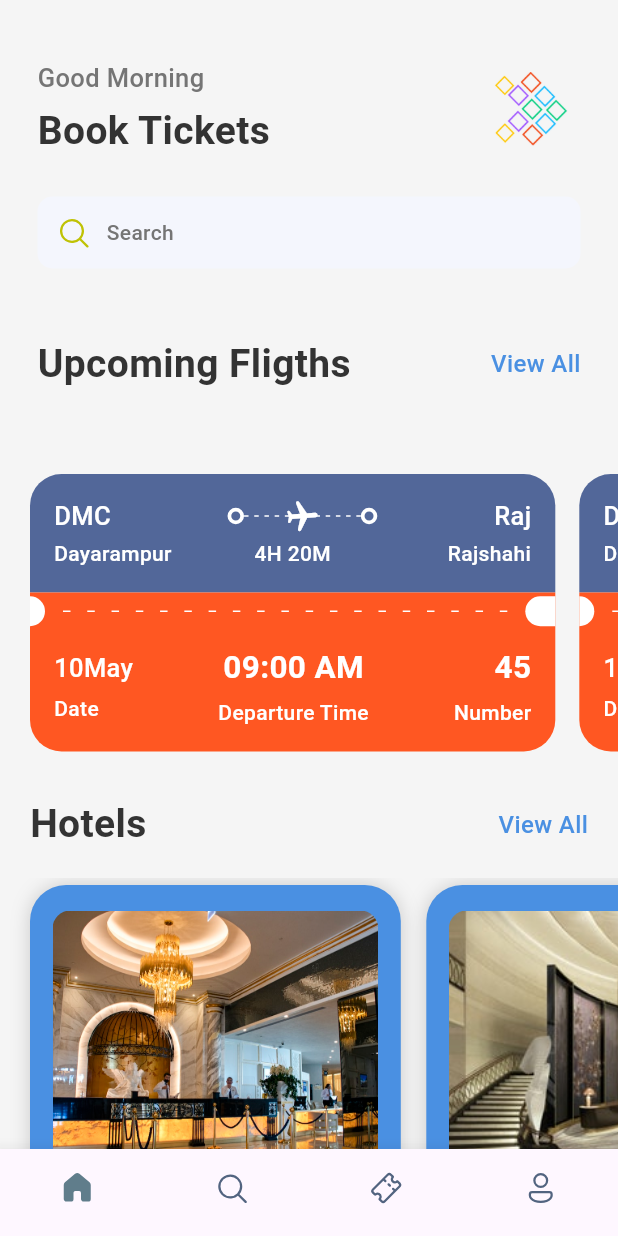
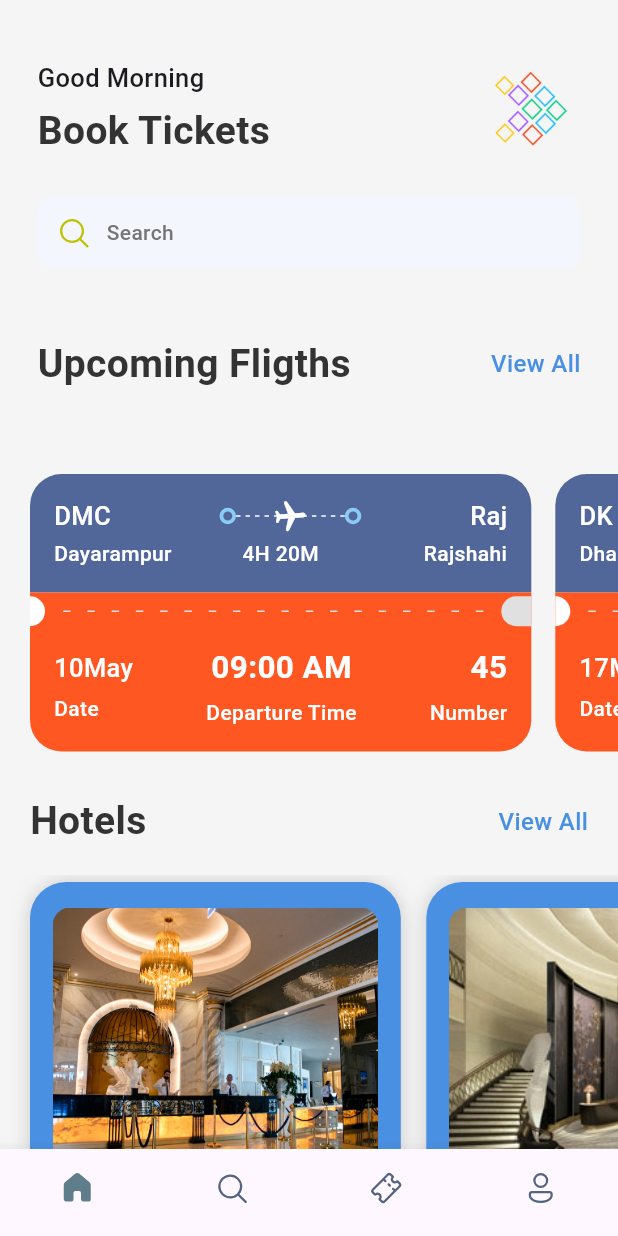
Before and after one commit to shahriarEfti/Basic_Flutter-Project, a Flutter app: the screen it shows after launch, on a phone screen of 412 x 824 dp. Run offline on Flutter 3.47's test engine with Material 3 defaults, Android fonts, the light colour scheme and no system bars; our stand-ins replace fluentui_system_icons, gap, get.

Commit message:
search_screen Update ticket_screen Update

```diff
--- a/lib/Screens/BottomBar.dart
+++ b/lib/Screens/BottomBar.dart
@@ -15,11 +15,11 @@ class BottomBar extends StatefulWidget {
 class _BottomBarState extends State<BottomBar> {
   int _selectedIndex=0;
   static final List<Widget> _widgetOption =<Widget>[
-     Homescreen(),
+     const Homescreen(),
 
-     SearchScreen(),
-    TicketScreen(),
-    ProfileScreen(),
+     const SearchScreen(),
+    const TicketScreen(),
+    const ProfileScreen(),
 
   ];
 
--- a/lib/Screens/ticket_view.dart
+++ b/lib/Screens/ticket_view.dart
@@ -1,14 +1,16 @@
 import 'package:flutter/material.dart';
 import 'package:gap/gap.dart';
+import 'package:get/get_utils/src/platform/platform.dart';
 import 'package:project_test/utils/app_layout.dart';
 import 'package:project_test/utils/app_styles.dart';
 import 'package:project_test/widgets/thick_container.dart';
 
 class TicketView extends StatefulWidget {
   final Map<String, dynamic> ticket;
+  final bool? isColor;
 
 
-  const TicketView({Key? key, required this.ticket}) : super(key: key);
+  const TicketView({Key? key, required this.ticket, this.isColor}) : super(key: key);
 
   @override
   State<TicketView> createState() => _TicketViewState();
@@ -20,10 +22,13 @@ class _TicketViewState extends State<TicketView> {
     final size = AppLayout.getSize(context);
 
 
-    return Container(
+
+    return SizedBox(
       width: size.width * 0.85,
-      height: AppLayout.getHeight(200),
+      height: AppLayout.getHeight(GetPlatform.isAndroid==true?198:200),
 
+
+      child: Container(
         margin: EdgeInsets.only(right: AppLayout.getHeight(16)),
         child: Column(
           mainAxisSize: MainAxisSize.min,
@@ -31,7 +36,7 @@ class _TicketViewState extends State<TicketView> {
           children: [
             Container(
               decoration: BoxDecoration(
-              color:  Color(0xFF526799),
+                color:widget.isColor ==null? Color(0xFF526799):Colors.white,
                 borderRadius: BorderRadius.only(
                   topLeft: Radius.circular(AppLayout.getHeight(21)),
                   topRight: Radius.circular(AppLayout.getHeight(21)),
@@ -43,11 +48,11 @@ class _TicketViewState extends State<TicketView> {
                   Row(
                     children: [
                       Text(
-                      widget.ticket['from']['code'] as String,
-                      style: Style.headlineStyle3.copyWith(color: Colors.white),
+                        widget.ticket['from']['code'] ,
+                        style:widget.isColor==null? Style.headlineStyle3.copyWith(color: Colors.white):Style.headlineStyle3,
                       ),
                       Expanded(child: Container()),
-                    TickContainer(),
+                      TickContainer(isColor: true, ),
                       Expanded(
                         child: Stack(
                           children: [
@@ -76,17 +81,17 @@ class _TicketViewState extends State<TicketView> {
                             Center(
                               child: Transform.rotate(
                                 angle: 1.5,
-                              child: Icon(Icons.local_airport_rounded, color: Colors.white),
+                                child: Icon(Icons.local_airport_rounded, color:widget.isColor==null? Colors.white:Color(0xFF8ACCF7)),
                               ),
                             ),
                           ],
                         ),
                       ),
-                    TickContainer(),
+                      TickContainer(isColor: true, ),
                       Expanded(child: Container()),
                       Text(
-                      widget.ticket['to']['code'] as String,
-                      style: Style.headlineStyle3.copyWith(color: Colors.white),
+                        widget.ticket['to']['code'] ,
+                        style: widget.isColor==null? Style.headlineStyle3.copyWith(color: Colors.white):Style.headlineStyle3,
                       ),
                     ],
                   ),
@@ -97,20 +102,20 @@ class _TicketViewState extends State<TicketView> {
                       SizedBox(
                         width: AppLayout.getWidth(100),
                         child: Text(
-                        widget.ticket['from']['name'] as String,
-                        style: Style.headlineStyle4.copyWith(color: Colors.white),
+                          widget.ticket['from']['name'] ,
+                          style:widget.isColor==null? Style.headlineStyle4.copyWith(color: Colors.white):Style.headlineStyle4,
                         ),
                       ),
                       Text(
                         widget.ticket['flying'] as String,
-                      style: Style.headlineStyle4.copyWith(color: Colors.white),
+                        style: widget.isColor==null?Style.headlineStyle4.copyWith(color: Colors.white):Style.headlineStyle4,
                       ),
                       SizedBox(
                         width: AppLayout.getWidth(100),
                         child: Text(
-                        widget.ticket['to']['name'] as String,
+                          widget.ticket['to']['name'] ,
                           textAlign: TextAlign.end,
-                        style: Style.headlineStyle4.copyWith(color: Colors.white),
+                          style: widget.isColor==null? Style.headlineStyle4.copyWith(color: Colors.white):Style.headlineStyle4,
                         ),
                       ),
                     ],
@@ -119,7 +124,7 @@ class _TicketViewState extends State<TicketView> {
               ),
             ),
             Container(
-            color: Style.orangeColor,
+              color: widget.isColor==null? Style.orangeColor:Colors.white,
               child: Row(
                 children: [
                   SizedBox(
@@ -150,7 +155,9 @@ class _TicketViewState extends State<TicketView> {
                                 width: 5,
                                 height: 1,
                                 child: DecoratedBox(
-                                decoration: BoxDecoration(color: Colors.white),
+                                  decoration: BoxDecoration(
+
+                                      color:widget.isColor==null? Colors.grey.shade300:Colors.white),
                                 ),
                               ),
                             ),
@@ -164,7 +171,7 @@ class _TicketViewState extends State<TicketView> {
                     width: AppLayout.getWidth(20),
                     child: DecoratedBox(
                       decoration: BoxDecoration(
-                      color: Colors.white,
+                     color:widget.isColor==null? Colors.grey.shade300:Colors.white,
                         borderRadius: BorderRadius.only(
                           topLeft: Radius.circular(10),
                           bottomLeft: Radius.circular(10),
@@ -177,8 +184,9 @@ class _TicketViewState extends State<TicketView> {
             ),
             Container(
               decoration: BoxDecoration(
-              color: Style.orangeColor,
-              borderRadius: BorderRadius.only(bottomLeft: Radius.circular(21), bottomRight: Radius.circular(21)),
+                color:widget.isColor==null? Style.orangeColor:Colors.white,
+                borderRadius: BorderRadius.only(bottomLeft: Radius.circular(widget.isColor==null?21:0),
+                    bottomRight: Radius.circular(widget.isColor==null?21:0)),
               ),
               padding: const EdgeInsets.only(left: 16, top: 10, right: 16, bottom: 16),
               child: Column(
@@ -190,13 +198,13 @@ class _TicketViewState extends State<TicketView> {
                         crossAxisAlignment: CrossAxisAlignment.start,
                         children: [
                           Text(
-                          widget.ticket['date'] as String,
+                            widget.ticket['date'] ,
                             style: Style.headlineStyle3.copyWith(color: Colors.white),
                           ),
                           const Gap(5),
                           Text(
                             "Date",
-                          style: Style.headlineStyle4.copyWith(color: Colors.white),
+                            style:widget.isColor==null? Style.headlineStyle4.copyWith(color: Colors.white):Style.headlineStyle4,
                           ),
                         ],
                       ),
@@ -204,13 +212,13 @@ class _TicketViewState extends State<TicketView> {
                         crossAxisAlignment: CrossAxisAlignment.center,
                         children: [
                           Text(
-                          widget.ticket['departure_time'] as String,
-                          style: Style.headlineStyle2.copyWith(color: Colors.white),
+                            widget.ticket['departure_time'] ,
+                            style: widget.isColor==null?Style.headlineStyle2.copyWith(color: Colors.white):Style.headlineStyle2,
                           ),
                           const Gap(5),
                           Text(
                             "Departure Time",
-                          style: Style.headlineStyle4.copyWith(color: Colors.white),
+                            style: widget.isColor==null?Style.headlineStyle4.copyWith(color: Colors.white):Style.headlineStyle4,
                           ),
                         ],
                       ),
@@ -219,12 +227,12 @@ class _TicketViewState extends State<TicketView> {
                         children: [
                           Text(
                             widget.ticket['number'].toString(),
-                          style: Style.headlineStyle2.copyWith(color: Colors.white),
+                            style: widget.isColor==null?Style.headlineStyle2.copyWith(color: Colors.white):Style.headlineStyle2,
                           ),
                           const Gap(5),
                           Text(
                             "Number",
-                          style: Style.headlineStyle4.copyWith(color: Colors.white),
+                            style:widget.isColor==null? Style.headlineStyle4.copyWith(color: Colors.white):Style.headlineStyle4,
                           ),
                         ],
                       ),
@@ -235,6 +243,7 @@ class _TicketViewState extends State<TicketView> {
             ),
           ],
         ),
+      ),
     );
 
   }
--- a/lib/utils/app_styles.dart
+++ b/lib/utils/app_styles.dart
@@ -12,6 +12,6 @@ class Style {
   static TextStyle textStyle = TextStyle(fontSize: 16, color: textColor, fontWeight: FontWeight.w500);
   static TextStyle headlineStyle1 = TextStyle(fontSize: 26, color: textColor, fontWeight: FontWeight.bold);
   static TextStyle headlineStyle2 = TextStyle(fontSize: 21, color: textColor, fontWeight: FontWeight.bold);
-  static TextStyle headlineStyle3 = TextStyle(fontSize: 17, color: Colors.grey.shade600, fontWeight: FontWeight.w500);
+  static TextStyle headlineStyle3 = TextStyle(fontSize: 17,  fontWeight: FontWeight.w500);
   static TextStyle headlineStyle4 = TextStyle(fontSize: 14, color: Colors.grey.shade600, fontWeight: FontWeight.w500);
 }
--- a/lib/widgets/thick_container.dart
+++ b/lib/widgets/thick_container.dart
@@ -1,7 +1,8 @@
 import 'package:flutter/material.dart';
 
 class TickContainer extends StatefulWidget {
-  const TickContainer({Key? key}) : super(key: key);
+  final bool? isColor;
+  const TickContainer({Key? key, this.isColor}) : super(key: key);
 
   @override
   _TickContainerState createState() => _TickContainerState();
@@ -14,7 +15,7 @@ class _TickContainerState extends State<TickContainer> {
       padding: const EdgeInsets.all(3.0),
       decoration: BoxDecoration(
         borderRadius: BorderRadius.circular(20),
-        border: Border.all(width: 2.5, color: Colors.white),
+        border: Border.all(width: 2.5, color:widget.isColor==null? Colors.white:Color(0xFF8ACCF7)),
       ),
     );
   }
```
Also changed, not shown: lib/Screens/search_screen.dart (+81 -63 lines), lib/Screens/ticket_screen.dart (+21 -11 lines), 3 other files. Lines whose indentation alone changed are shown as unchanged.
